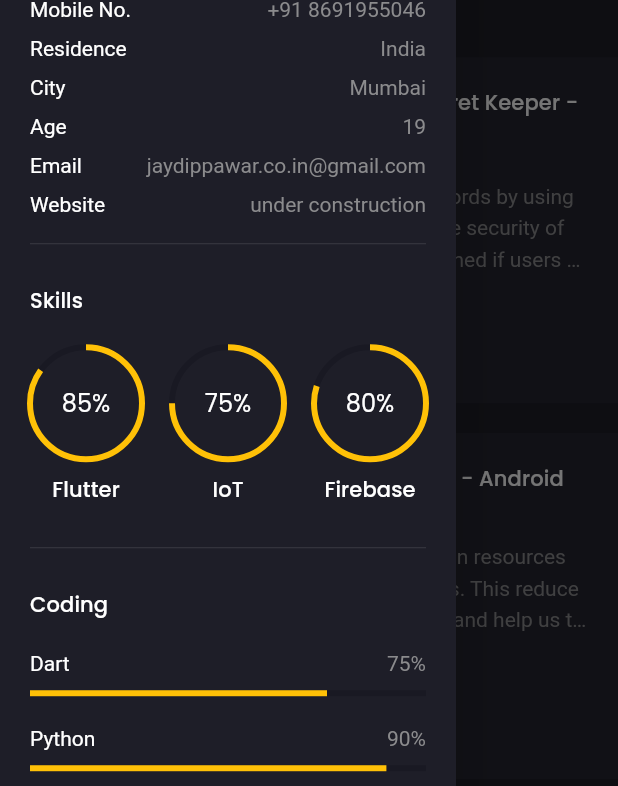
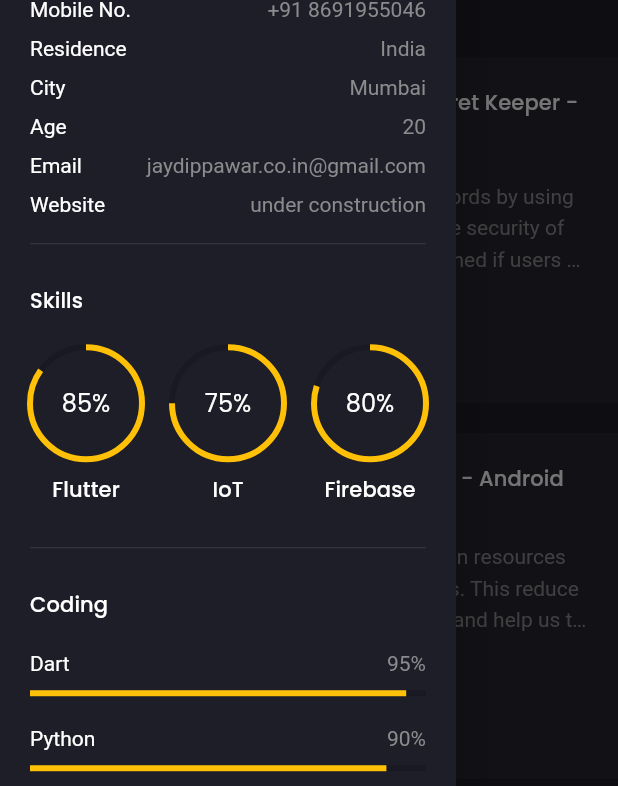
Before and after one commit to jaydip-pawar/Portflio, a Flutter app: the screen it shows after launch, after a tap on the "menu" icon, on a phone screen of 412 x 824 dp. Shown: the part 442-1228 px from the top of the screen. Run offline on Flutter 3.47's test engine with Material 2 defaults, Android fonts, the phone set to English and light mode, and no system bars; drawn by our look-alikes of animated_text_kit; our stand-ins replace flutter_svg, google_fonts; missing offline and left inert: dart:js.

Commit message:
updated details

```diff
--- a/lib/main.dart
+++ b/lib/main.dart
@@ -1,6 +1,6 @@
+import 'package:Portfolio/screens/home/home_screen.dart';
 import 'package:flutter/material.dart';
 import 'package:google_fonts/google_fonts.dart';
-import 'package:portfolio/screens/home/home_screen.dart';
 
 import 'constants.dart';
 
--- a/lib/screens/home/components/education_card.dart
+++ b/lib/screens/home/components/education_card.dart
@@ -1,5 +1,5 @@
+import 'package:Portfolio/models/Education.dart';
 import 'package:flutter/material.dart';
-import 'package:portfolio/models/Education.dart';
 
 import '../../../constants.dart';
 
--- a/lib/screens/home/components/educations.dart
+++ b/lib/screens/home/components/educations.dart
@@ -1,6 +1,6 @@
+import 'package:Portfolio/models/Education.dart';
+import 'package:Portfolio/screens/home/components/education_card.dart';
 import 'package:flutter/material.dart';
-import 'package:portfolio/models/Education.dart';
-import 'package:portfolio/screens/home/components/education_card.dart';
 
 import '../../../constants.dart';
 
--- a/lib/screens/home/components/highlights.dart
+++ b/lib/screens/home/components/highlights.dart
@@ -1,6 +1,6 @@
+import 'package:Portfolio/components/animated_counter.dart';
+import 'package:Portfolio/responsive.dart';
 import 'package:flutter/material.dart';
-import 'package:portfolio/components/animated_counter.dart';
-import 'package:portfolio/responsive.dart';
 
 import '../../../constants.dart';
 import 'high_light.dart';
@@ -22,7 +22,7 @@ class HighLightsInfo extends StatelessWidget {
                   children: [
                     HighLight(
                       counter: AnimatedCounter(
-                        value: 15,
+                        value: 25,
                         text: "+",
                       ),
                       label: "GitHub Repositories",
@@ -36,7 +36,7 @@ class HighLightsInfo extends StatelessWidget {
               children: [
                 HighLight(
                   counter: AnimatedCounter(
-                    value: 15,
+                    value: 25,
                     text: "+",
                   ),
                   label: "GitHub Repositories",
--- a/lib/screens/home/components/home_banner.dart
+++ b/lib/screens/home/components/home_banner.dart
@@ -1,6 +1,6 @@
+import 'package:Portfolio/responsive.dart';
 import 'package:animated_text_kit/animated_text_kit.dart';
 import 'package:flutter/material.dart';
-import 'package:portfolio/responsive.dart';
 import 'dart:js' as js;
 
 import '../../../constants.dart';
--- a/lib/screens/home/components/my_projects.dart
+++ b/lib/screens/home/components/my_projects.dart
@@ -1,6 +1,6 @@
+import 'package:Portfolio/models/Project.dart';
+import 'package:Portfolio/responsive.dart';
 import 'package:flutter/material.dart';
-import 'package:portfolio/models/Project.dart';
-import 'package:portfolio/responsive.dart';
 import 'dart:js' as js;
 
 import '../../../constants.dart';
--- a/lib/screens/home/components/project_card.dart
+++ b/lib/screens/home/components/project_card.dart
@@ -1,6 +1,6 @@
+import 'package:Portfolio/models/Project.dart';
+import 'package:Portfolio/responsive.dart';
 import 'package:flutter/material.dart';
-import 'package:portfolio/models/Project.dart';
-import 'package:portfolio/responsive.dart';
 
 import '../../../constants.dart';
 
--- a/lib/screens/home/home_screen.dart
+++ b/lib/screens/home/home_screen.dart
@@ -1,5 +1,5 @@
+import 'package:Portfolio/screens/main/main_screen.dart';
 import 'package:flutter/material.dart';
-import 'package:portfolio/screens/main/main_screen.dart';
 
 import 'components/highlights.dart';
 import 'components/home_banner.dart';
--- a/lib/screens/main/components/coding.dart
+++ b/lib/screens/main/components/coding.dart
@@ -1,5 +1,5 @@
+import 'package:Portfolio/components/animated_progress_indicator.dart';
 import 'package:flutter/material.dart';
-import 'package:portfolio/components/animated_progress_indicator.dart';
 
 import '../../../constants.dart';
 
@@ -22,7 +22,7 @@ class Coding extends StatelessWidget {
           ),
         ),
         AnimatedLinearProgressIndicator(
-          percentage: 0.75,
+          percentage: 0.95,
           label: "Dart",
         ),
         AnimatedLinearProgressIndicator(
--- a/lib/screens/main/components/knowledges.dart
+++ b/lib/screens/main/components/knowledges.dart
@@ -25,7 +25,9 @@ class Knowledges extends StatelessWidget {
         KnowledgeText(text: "Flutter, Dart"),
         KnowledgeText(text: "Python"),
         KnowledgeText(text: "IoT, Embedded C"),
+        KnowledgeText(text: "HTML, CSS, Bootstrap"),
         KnowledgeText(text: "Android, Java"),
+        KnowledgeText(text: "SQL, SQLite, Firebase"),
         KnowledgeText(text: "GIT Knowledge"),
       ],
     );
--- a/lib/screens/main/components/side_menu.dart
+++ b/lib/screens/main/components/side_menu.dart
@@ -1,6 +1,6 @@
+import 'package:Portfolio/constants.dart';
 import 'package:flutter/material.dart';
 import 'package:flutter_svg/svg.dart';
-import 'package:portfolio/constants.dart';
 import 'dart:js' as js;
 
 import 'area_info_text.dart';
@@ -44,7 +44,7 @@ class SideMenu extends StatelessWidget {
                     ),
                     AreaInfoText(
                       title: "Age",
-                      text: "19",
+                      text: "20",
                     ),
                     AreaInfoText(
                       title: "Email",
@@ -62,7 +62,7 @@ class SideMenu extends StatelessWidget {
                     SizedBox(height: defaultPadding / 2),
                     TextButton(
                       onPressed: () {
-                        js.context.callMethod('open', ['https://drive.google.com/uc?export=download&id=17RCEz0An8NyBLmSXGcW51KswXTfHvTGc','_self']);
+                        js.context.callMethod('open', ['https://drive.google.com/uc?export=download&id=1RE_TRTghUEFruNPsierq4INBvc_7mIqS','_self']);
                       },
                       child: FittedBox(
                         child: Row(
@@ -88,23 +88,50 @@ class SideMenu extends StatelessWidget {
                       child: Row(
                         children: [
                           Spacer(),
-                          IconButton(
+                          Material(
+                            color: Colors.transparent,
+                            child: IconButton(
                               onPressed: () {
-                              js.context.callMethod('open', ['https://www.linkedin.com/in/jaydip-pawar-a92771217']);
+                                js.context.callMethod('open', ['https://www.linkedin.com/in/jaydippawar/']);
                               },
                               icon: SvgPicture.asset("assets/icons/linkedin.svg"),
                             ),
-                          IconButton(
+                          ),
+                          Material(
+                            color: Colors.transparent,
+                            child: IconButton(
                               onPressed: () {
                                 js.context.callMethod('open', ['https://github.com/jaydip-pawar']);
                               },
-                            icon: SvgPicture.asset("assets/icons/github.svg"),
+                              icon: SvgPicture.asset("assets/icons/github.svg", color: Colors.white54, width: 15, height: 15),
                             ),
-                          IconButton(
+                          ),
+                          Material(
+                            color: Colors.transparent,
+                            child: IconButton(
                               onPressed: () {
-                              js.context.callMethod('open', ['https://twitter.com/JaydipP46789093']);
+                                js.context.callMethod('open', ['https://www.instagram.com/jaydip_pawar_96k/']);
                               },
-                            icon: SvgPicture.asset("assets/icons/twitter.svg"),
+                              icon: SvgPicture.asset("assets/icons/instagram.svg", color: Colors.white54, width: 15, height: 15),
+                            ),
+                          ),
+                          Material(
+                            color: Colors.transparent,
+                            child: IconButton(
+                              onPressed: () {
+                                js.context.callMethod('open', ['https://twitter.com/JaydipP_']);
+                              },
+                              icon: SvgPicture.asset("assets/icons/twitter.svg", color: Colors.white54, width: 15, height: 15),
+                            ),
+                          ),
+                          Material(
+                            color: Colors.transparent,
+                            child: IconButton(
+                              onPressed: () {
+                                js.context.callMethod('open', ['https://www.facebook.com/jaydip.pawar.96k/']);
+                              },
+                              icon: SvgPicture.asset("assets/icons/facebook.svg", color: Colors.white54, width: 15, height: 15),
+                            ),
                           ),
                           Spacer(),
                         ],
--- a/lib/screens/main/components/skills.dart
+++ b/lib/screens/main/components/skills.dart
@@ -1,5 +1,5 @@
+import 'package:Portfolio/components/animated_progress_indicator.dart';
 import 'package:flutter/material.dart';
-import 'package:portfolio/components/animated_progress_indicator.dart';
 
 import '../../../constants.dart';
 
--- a/lib/screens/main/main_screen.dart
+++ b/lib/screens/main/main_screen.dart
@@ -1,6 +1,6 @@
+import 'package:Portfolio/constants.dart';
+import 'package:Portfolio/responsive.dart';
 import 'package:flutter/material.dart';
-import 'package:portfolio/constants.dart';
-import 'package:portfolio/responsive.dart';
 
 import 'components/side_menu.dart';
 
@@ -42,6 +42,7 @@ class MainScreen extends StatelessWidget {
               Expanded(
                 flex: 7,
                 child: SingleChildScrollView(
+                  controller: ScrollController(),
                   child: Column(
                     children: [
                       ...children,
--- a/pubspec.yaml
+++ b/pubspec.yaml
@@ -1,4 +1,4 @@
-name: portfolio
+name: Portfolio
 description: Jaydip Pawar Portfolio
 
 # The following line prevents the package from being accidentally published to
@@ -28,8 +28,8 @@ dependencies:
   # The following adds the Cupertino Icons font to your application.
   # Use with the CupertinoIcons class for iOS style icons.
   cupertino_icons: ^1.0.2
-  google_fonts: ^2.1.0
-  flutter_svg: ^0.22.0
+  google_fonts: ^3.0.1
+  flutter_svg: ^1.1.1+1
   animated_text_kit: ^4.2.1
 
 dev_dependencies:
```
Also changed, not shown: assets/icons/facebook.svg (added), assets/icons/instagram.svg (added), pubspec.lock, 1 other file. Lines whose indentation alone changed are shown as unchanged.
